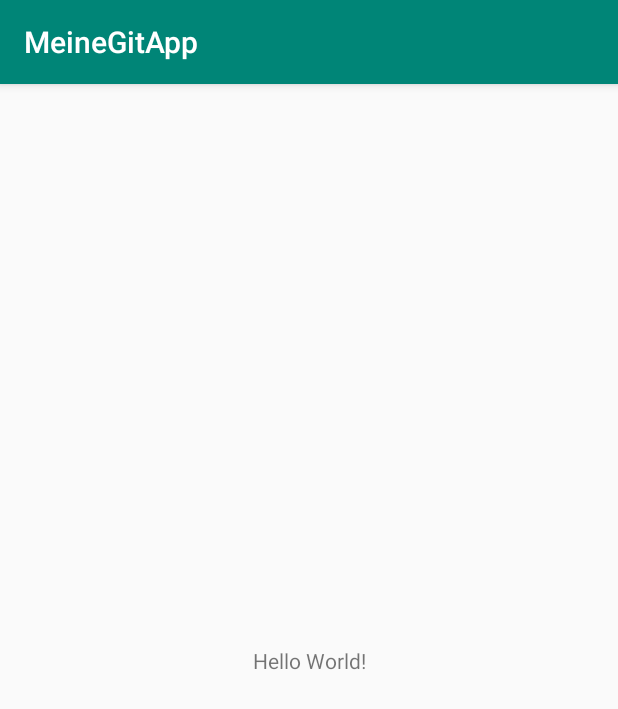
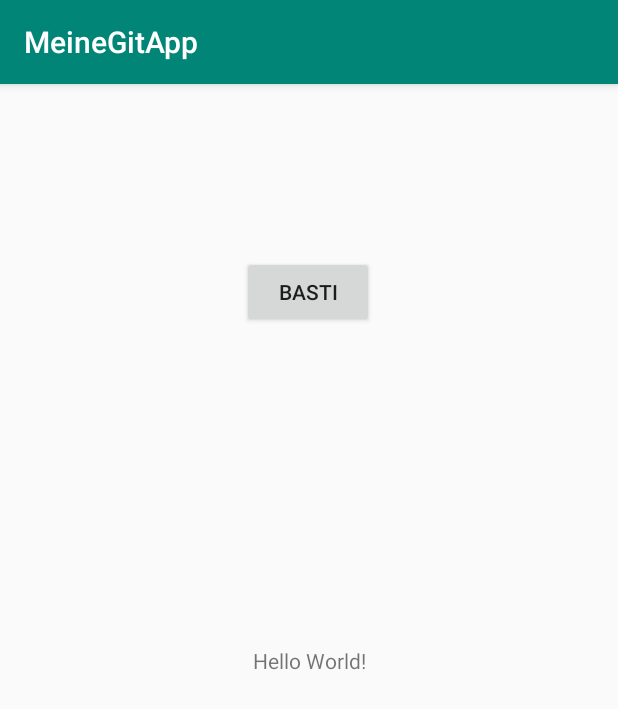
Before and after one commit to Zahni2004/Git, an Android app: the screen it shows after launch (MainActivity), on a phone screen of 412 x 824 dp. Shown: the top 709 px of the screen. Run offline under Robolectric (Android 15) with nearby library versions, the phone set to English and light mode, and no system bars.

Commit message:
Ich habe es mal wieder probiert

```diff
--- a/app/src/main/res/layout/activity_main.xml
+++ b/app/src/main/res/layout/activity_main.xml
@@ -15,4 +15,17 @@
         app:layout_constraintRight_toRightOf="parent"
         app:layout_constraintTop_toTopOf="parent" />
 
+    <Button
+        android:id="@+id/button"
+        android:layout_width="wrap_content"
+        android:layout_height="wrap_content"
+        android:layout_marginTop="16dp"
+        android:text="Basti"
+        app:layout_constraintBottom_toBottomOf="parent"
+        app:layout_constraintEnd_toEndOf="parent"
+        app:layout_constraintHorizontal_bias="0.498"
+        app:layout_constraintStart_toStartOf="parent"
+        app:layout_constraintTop_toTopOf="parent"
+        app:layout_constraintVertical_bias="0.14" />
+
 </androidx.constraintlayout.widget.ConstraintLayout>
```
